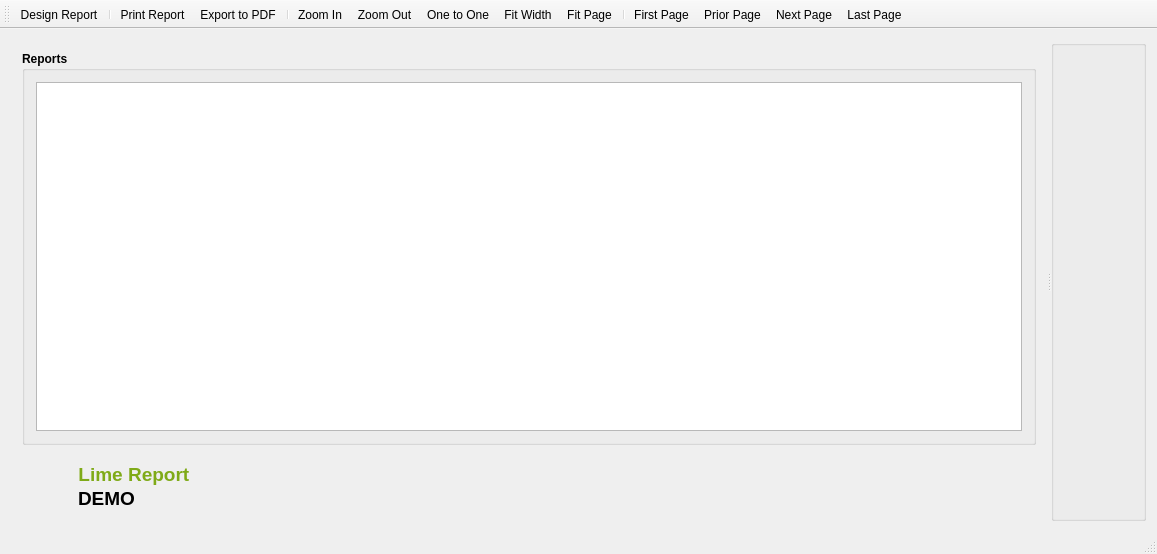
This is demo_r2/mainwindow.ui in fralx/LimeReport as Qt 5 draws it before an edit. The edited form follows.
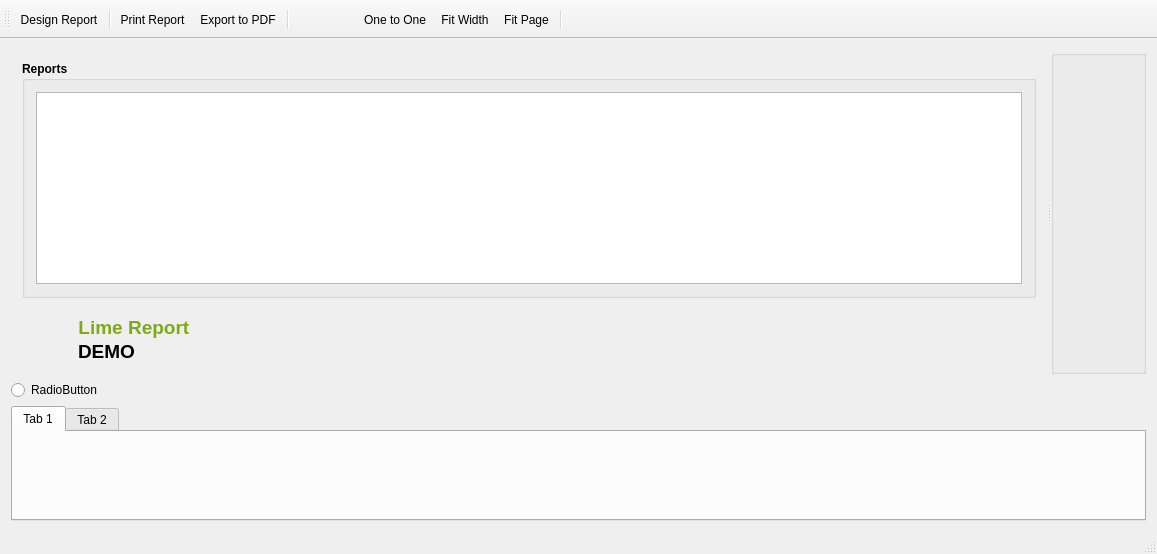
This is the edited form. Icons and pictures are not drawn.

Diff of the .ui file:
```diff
--- a/demo_r2/mainwindow.ui
+++ b/demo_r2/mainwindow.ui
@@ -17,14 +17,17 @@
    <iconset resource="../limereport/report.qrc">
     <normaloff>:/report/images/logo32</normaloff>:/report/images/logo32</iconset>
   </property>
+  <property name="autoFillBackground">
+   <bool>false</bool>
+  </property>
   <widget class="QWidget" name="centralWidget">
-   <layout class="QHBoxLayout" name="horizontalLayout_2">
+   <layout class="QVBoxLayout" name="verticalLayout_4">
     <item>
      <widget class="QSplitter" name="splitter">
       <property name="orientation">
        <enum>Qt::Horizontal</enum>
       </property>
-      <widget class="QWidget" name="">
+      <widget class="QWidget" name="layoutWidget">
        <layout class="QVBoxLayout" name="verticalLayout_3">
         <item>
          <widget class="QGroupBox" name="groupBox">
@@ -240,6 +243,27 @@
       </widget>
      </widget>
     </item>
+    <item>
+     <widget class="QRadioButton" name="radioButton">
+      <property name="text">
+       <string>RadioButton</string>
+      </property>
+     </widget>
+    </item>
+    <item>
+     <widget class="QTabWidget" name="tabWidget">
+      <widget class="QWidget" name="tab">
+       <attribute name="title">
+        <string>Tab 1</string>
+       </attribute>
+      </widget>
+      <widget class="QWidget" name="tab_2">
+       <attribute name="title">
+        <string>Tab 2</string>
+       </attribute>
+      </widget>
+     </widget>
+    </item>
    </layout>
   </widget>
   <widget class="QStatusBar" name="statusBar"/>
@@ -247,6 +271,9 @@
    <property name="windowTitle">
     <string>toolBar</string>
    </property>
+   <property name="toolButtonStyle">
+    <enum>Qt::ToolButtonTextBesideIcon</enum>
+   </property>
    <attribute name="toolBarArea">
     <enum>TopToolBarArea</enum>
    </attribute>
@@ -302,7 +329,13 @@
      <normaloff>:/images/images/ZoomIn.png</normaloff>:/images/images/ZoomIn.png</iconset>
    </property>
    <property name="text">
-    <string>Zoom In</string>
+    <string/>
+   </property>
+   <property name="iconText">
+    <string/>
+   </property>
+   <property name="toolTip">
+    <string>Zoom in</string>
    </property>
   </action>
   <action name="actionZoom_Out">
@@ -311,7 +344,10 @@
      <normaloff>:/images/images/ZoomOut.png</normaloff>:/images/images/ZoomOut.png</iconset>
    </property>
    <property name="text">
-    <string>Zoom Out</string>
+    <string/>
+   </property>
+   <property name="toolTip">
+    <string>Zoom out</string>
    </property>
   </action>
   <action name="actionOne_to_One">
@@ -347,6 +383,9 @@
      <normaloff>:/images/images/First.png</normaloff>:/images/images/First.png</iconset>
    </property>
    <property name="text">
+    <string/>
+   </property>
+   <property name="toolTip">
     <string>First Page</string>
    </property>
   </action>
@@ -356,6 +395,9 @@
      <normaloff>:/images/images/Prev.png</normaloff>:/images/images/Prev.png</iconset>
    </property>
    <property name="text">
+    <string/>
+   </property>
+   <property name="toolTip">
     <string>Prior Page</string>
    </property>
   </action>
@@ -365,6 +407,9 @@
      <normaloff>:/images/images/Next.png</normaloff>:/images/images/Next.png</iconset>
    </property>
    <property name="text">
+    <string/>
+   </property>
+   <property name="toolTip">
     <string>Next Page</string>
    </property>
   </action>
@@ -374,6 +419,9 @@
      <normaloff>:/images/images/Last.png</normaloff>:/images/images/Last.png</iconset>
    </property>
    <property name="text">
+    <string/>
+   </property>
+   <property name="toolTip">
     <string>Last Page</string>
    </property>
   </action>
```
Left out of the diff: 4 changed lines with no effect on the pictures.
